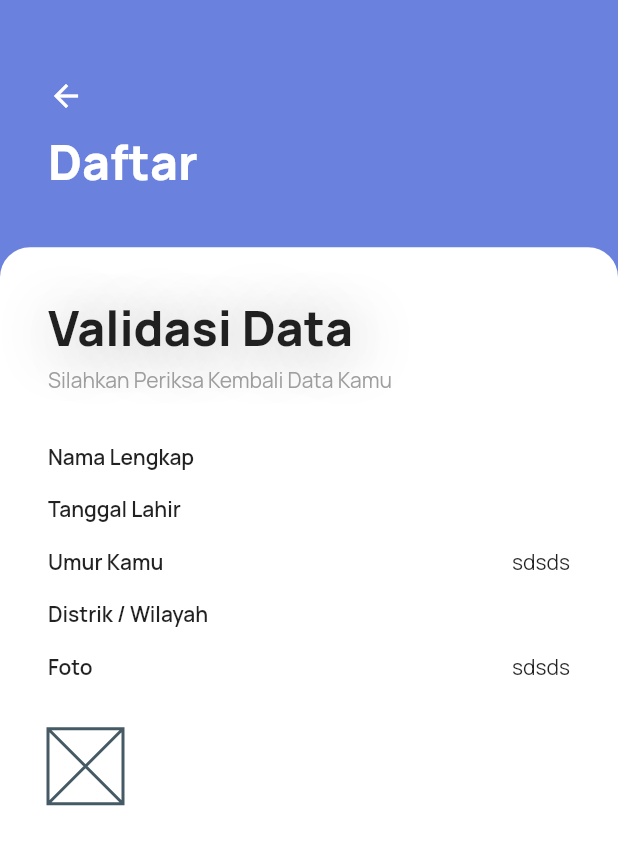
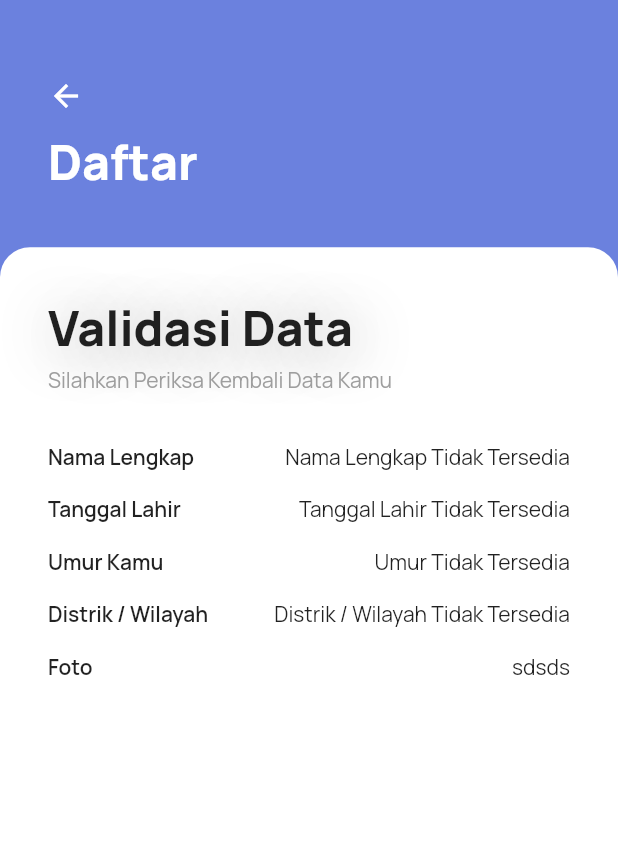
Before and after one commit to makbar666/srisuntari-mobileapp, a Flutter app: the ValidatePage screen opened directly, on a phone screen of 412 x 824 dp. Shown: the top 845 px of the screen. Run offline on Flutter 3.47's test engine with Material 2 defaults, Android fonts, the phone set to English and light mode, and no system bars; our stand-ins replace percent_indicator, rflutter_alert, shared_preferences, sqflite; accounts and stored records are empty.

Commit message:
add sqflite

```diff
--- a/lib/main.dart
+++ b/lib/main.dart
@@ -18,7 +18,7 @@ class MyApp extends StatelessWidget {
         title: 'Flutter Demo',
         debugShowCheckedModeBanner: false,
         theme: ThemeData(fontFamily: 'Manrope'),
-        home: MulaiQuiz());
+        home: RegisterPage());
   }
 }
 
--- a/lib/models/user_data.dart
+++ b/lib/models/user_data.dart
@@ -1,13 +1,16 @@
 class UserData {
-  final String namaLengkap;
-  final DateTime tanggalLahir;
-  final String wilayah;
-  final String fotoPath;
+  late final String name;
+  late final DateTime tanggalLahir;
+  late final String wilayah;
 
-  UserData({
-    required this.namaLengkap,
-    required this.tanggalLahir,
-    required this.wilayah,
-    required this.fotoPath,
-  });
+  UserData(
+      {required this.name, required this.tanggalLahir, required this.wilayah});
+
+  UserData.fromMap(Map<String, dynamic> result)
+      : name = result['name'] as String,
+        tanggalLahir = DateTime.parse(result['tanggalLahir'] as String),
+        wilayah = result['wilayah'] as String;
+  Map<String, Object> toMap() {
+    return {'name': name, 'tanggalLahir': tanggalLahir, 'wilayah': wilayah};
+  }
 }
--- a/lib/register/validate_page.dart
+++ b/lib/register/validate_page.dart
@@ -3,6 +3,9 @@ import 'dart:io';
 import 'package:flutter/material.dart';
 import 'package:shared_preferences/shared_preferences.dart';
 import 'package:intl/intl.dart';
+import 'package:sqflite/sqflite.dart';
+import 'package:srisuntari_mobileapp/models/database_helper.dart';
+import 'package:srisuntari_mobileapp/models/user_data.dart';
 
 class ValidatePage extends StatefulWidget {
   const ValidatePage({super.key});
@@ -12,33 +15,30 @@ class ValidatePage extends StatefulWidget {
 }
 
 class _ValidatePageState extends State<ValidatePage> {
-  String namaLengkap = '';
-  String tanggalLahir = '';
-  String wilayah = '';
-  String? gambarPath;
+  DatabaseHelper dbHelper = DatabaseHelper();
+
+  // get data dari database
+  Future<UserData?> _getUserData() async {
+    try {
+      UserData? userData = await dbHelper.retrieveUserdata();
+      if (userData != null) {
+        print("Nama Lengkap: ${userData.name}");
+        print("Tanggal Lahir: ${userData.tanggalLahir}");
+        return userData;
+      } else {
+        print("Tidak ada data yang ditemukan.");
+        return null;
+      }
+    } catch (error) {
+      print("Terjadi kesalahan: $error");
+      return null;
+    }
+  }
 
   @override
   void initState() {
     super.initState();
-    loadSavedData();
-    loadGambarPath();
-  }
-
-  Future<void> loadGambarPath() async {
-    SharedPreferences prefs = await SharedPreferences.getInstance();
-    setState(() {
-      gambarPath = prefs.getString('gambarPath');
-      print("Path gambar: $gambarPath");
-    });
-  }
-
-  Future<void> loadSavedData() async {
-    SharedPreferences prefs = await SharedPreferences.getInstance();
-    setState(() {
-      namaLengkap = prefs.getString('namaLengkap') ?? '';
-      tanggalLahir = prefs.getString('tanggalLahir') ?? '';
-      wilayah = prefs.getString('wilayah') ?? '';
-    });
+    _getUserData();
   }
 
   @override
@@ -98,7 +98,21 @@ class _ValidatePageState extends State<ValidatePage> {
                   ),
                   child: Padding(
                       padding: EdgeInsets.all(32.0),
-                      child: Column(
+                      child: FutureBuilder<UserData?>(
+                          future:
+                              _getUserData(), // Panggil fungsi untuk mendapatkan data pengguna
+                          builder: (context, snapshot) {
+                            if (snapshot.connectionState ==
+                                ConnectionState.waiting) {
+                              // Menampilkan indikator loading ketika data masih dimuat
+                              return CircularProgressIndicator();
+                            } else if (snapshot.hasError) {
+                              // Menampilkan pesan kesalahan jika terjadi kesalahan
+                              return Text('Error: ${snapshot.error}');
+                            } else {
+                              // Menampilkan data pengguna setelah berhasil dimuat
+                              UserData? userData = snapshot.data;
+                              return Column(
                                 crossAxisAlignment: CrossAxisAlignment.start,
                                 children: [
                                   Text(
@@ -132,7 +146,8 @@ class _ValidatePageState extends State<ValidatePage> {
                                             fontWeight: FontWeight.w600,
                                           )),
                                       Spacer(),
-                              Text(wilayah),
+                                      Text(userData?.name ??
+                                          'Nama Lengkap Tidak Tersedia'),
                                     ],
                                   ),
                                   SizedBox(height: 16),
@@ -143,12 +158,10 @@ class _ValidatePageState extends State<ValidatePage> {
                                             fontWeight: FontWeight.w600,
                                           )),
                                       Spacer(),
-                              // Text(
-                              //   tanggalLahir != null
-                              //       ? DateFormat('dd-MM-yyyy')
-                              //           .format(DateTime.parse(tanggalLahir))
-                              //       : '',
-                              // ),
+                                      Text(userData?.tanggalLahir != null
+                                          ? DateFormat('dd MMMM yyyy')
+                                              .format(userData!.tanggalLahir)
+                                          : 'Tanggal Lahir Tidak Tersedia'),
                                     ],
                                   ),
                                   SizedBox(height: 16),
@@ -159,7 +172,9 @@ class _ValidatePageState extends State<ValidatePage> {
                                             fontWeight: FontWeight.w600,
                                           )),
                                       Spacer(),
-                              Text('sdsds'),
+                                      Text(userData?.tanggalLahir != null
+                                          ? "${(DateTime.now().difference(userData!.tanggalLahir).inDays / 30).floor()} Bulan"
+                                          : 'Umur Tidak Tersedia'),
                                     ],
                                   ),
                                   SizedBox(height: 16),
@@ -170,7 +185,8 @@ class _ValidatePageState extends State<ValidatePage> {
                                             fontWeight: FontWeight.w600,
                                           )),
                                       Spacer(),
-                              Text(wilayah),
+                                      Text(userData?.wilayah ??
+                                          'Distrik / Wilayah Tidak Tersedia'),
                                     ],
                                   ),
                                   SizedBox(height: 16),
@@ -186,18 +202,20 @@ class _ValidatePageState extends State<ValidatePage> {
                                   ),
                                   SizedBox(height: 32),
                                   // image dari path gambar
-                          Container(
-                            width: 50,
-                            height: 50,
-                            child: gambarPath != null
-                                ? Image.file(
-                                    File(gambarPath!),
-                                    fit: BoxFit.cover,
-                                  )
-                                : Placeholder(),
-                          )
+                                  // Container(
+                                  //   width: 50,
+                                  //   height: 50,
+                                  //   child: gambarPath != null
+                                  //       ? Image.file(
+                                  //           File(gambarPath!),
+                                  //           fit: BoxFit.cover,
+                                  //         )
+                                  //       : Placeholder(),
+                                  // )
                                 ],
-                      )),
+                              );
+                            }
+                          })),
                 ))
           ],
         ));
--- a/pubspec.yaml
+++ b/pubspec.yaml
@@ -37,6 +37,10 @@ dependencies:
   file_picker: ^5.5.0
   percent_indicator: ^4.2.3
   rflutter_alert: ^2.0.7
+  shared_preferences: ^2.2.1
+  path_provider: ^2.1.1
+  intl: ^0.18.1
+  sqflite: ^2.3.0
 
 dev_dependencies:
   flutter_test:
```
Also changed, not shown: lib/models/database_helper.dart (added, +65 -0 lines), lib/register/register_page.dart (+64 -105 lines), pubspec.lock, 5 other files. Lines whose indentation alone changed are shown as unchanged.
